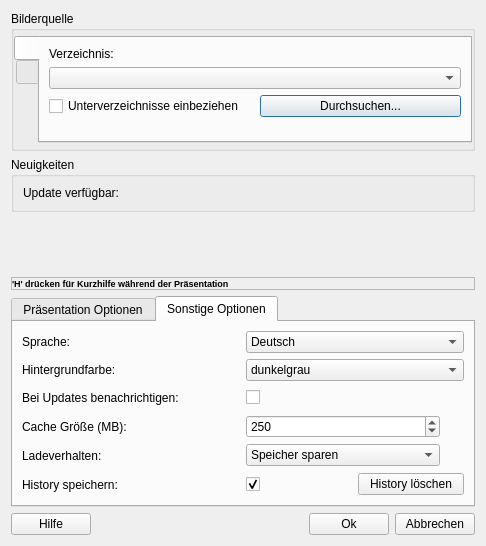
Above: settingsdialog.ui from hel800/picture-show2 before the change. Below: the same form after it.
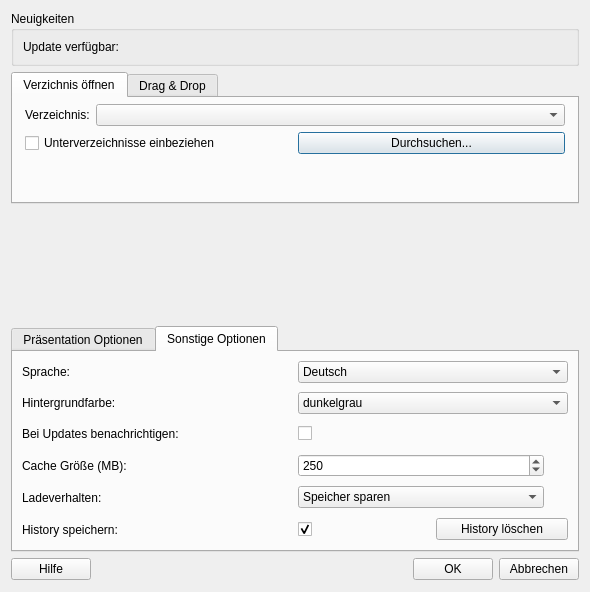
That is the form after the change. The open tabs and pages were chosen to show the change. Icons and pictures are not drawn.

```diff
--- a/settingsdialog.ui
+++ b/settingsdialog.ui
@@ -6,8 +6,8 @@
    <rect>
     <x>0</x>
     <y>0</y>
-    <width>486</width>
-    <height>546</height>
+    <width>590</width>
+    <height>592</height>
    </rect>
   </property>
   <property name="sizePolicy">
@@ -18,7 +18,7 @@
   </property>
   <property name="minimumSize">
    <size>
-    <width>400</width>
+    <width>0</width>
     <height>0</height>
    </size>
   </property>
@@ -29,36 +29,28 @@
    <double>1.000000000000000</double>
   </property>
   <layout class="QVBoxLayout" name="verticalLayout_3">
-   <item>
-    <widget class="QGroupBox" name="groupBox">
-     <property name="maximumSize">
-      <size>
-       <width>16777215</width>
-       <height>140</height>
-      </size>
-     </property>
+   <property name="bottomMargin">
+    <number>12</number>
+   </property>
+   <item>
+    <widget class="QGroupBox" name="groupBox_news">
      <property name="title">
-      <string>Bilderquelle</string>
+      <string>Neuigkeiten</string>
      </property>
-     <property name="flat">
+     <layout class="QVBoxLayout" name="verticalLayout_2">
+      <item>
+       <widget class="QLabel" name="label_updateText">
+        <property name="text">
+         <string>Update verfügbar:  </string>
+        </property>
+        <property name="openExternalLinks">
       <bool>true</bool>
      </property>
-     <layout class="QHBoxLayout" name="horizontalLayout_8">
-      <property name="spacing">
-       <number>6</number>
-      </property>
-      <property name="leftMargin">
-       <number>0</number>
-      </property>
-      <property name="topMargin">
-       <number>5</number>
-      </property>
-      <property name="rightMargin">
-       <number>0</number>
-      </property>
-      <property name="bottomMargin">
-       <number>5</number>
-      </property>
+       </widget>
+      </item>
+     </layout>
+    </widget>
+   </item>
       <item>
        <widget class="QTabWidget" name="tabWidget_open">
         <property name="sizePolicy">
@@ -67,8 +59,14 @@
           <verstretch>0</verstretch>
          </sizepolicy>
         </property>
+     <property name="minimumSize">
+      <size>
+       <width>0</width>
+       <height>0</height>
+      </size>
+     </property>
         <property name="tabPosition">
-         <enum>QTabWidget::West</enum>
+      <enum>QTabWidget::North</enum>
         </property>
         <property name="tabShape">
          <enum>QTabWidget::Rounded</enum>
@@ -88,12 +86,54 @@
            <normaloff>:/img/folder-16.png</normaloff>:/img/folder-16.png</iconset>
          </attribute>
          <attribute name="title">
-          <string/>
+       <string>Verzichnis öffnen</string>
          </attribute>
          <attribute name="toolTip">
           <string>Öffne Bilder aus Verzeichnis</string>
          </attribute>
-         <layout class="QVBoxLayout" name="verticalLayout_6">
+      <layout class="QVBoxLayout" name="verticalLayout_6" stretch="0,0,0">
+       <property name="spacing">
+        <number>-1</number>
+       </property>
+       <property name="sizeConstraint">
+        <enum>QLayout::SetDefaultConstraint</enum>
+       </property>
+       <property name="leftMargin">
+        <number>12</number>
+       </property>
+       <property name="topMargin">
+        <number>6</number>
+       </property>
+       <property name="rightMargin">
+        <number>12</number>
+       </property>
+       <property name="bottomMargin">
+        <number>6</number>
+       </property>
+       <item>
+        <widget class="QFrame" name="frame_12">
+         <property name="frameShape">
+          <enum>QFrame::NoFrame</enum>
+         </property>
+         <property name="frameShadow">
+          <enum>QFrame::Raised</enum>
+         </property>
+         <layout class="QHBoxLayout" name="horizontalLayout_8">
+          <property name="spacing">
+           <number>6</number>
+          </property>
+          <property name="leftMargin">
+           <number>0</number>
+          </property>
+          <property name="topMargin">
+           <number>0</number>
+          </property>
+          <property name="rightMargin">
+           <number>0</number>
+          </property>
+          <property name="bottomMargin">
+           <number>0</number>
+          </property>
           <item>
            <widget class="QLabel" name="label_14">
             <property name="text">
@@ -111,6 +151,9 @@
             </property>
            </widget>
           </item>
+         </layout>
+        </widget>
+       </item>
           <item>
            <widget class="QFrame" name="frame_9">
             <property name="frameShape">
@@ -170,7 +213,7 @@
            <normaloff>:/img/Drop-16.png</normaloff>:/img/Drop-16.png</iconset>
          </attribute>
          <attribute name="title">
-          <string/>
+       <string>Drag &amp;&amp; Drop</string>
          </attribute>
          <attribute name="toolTip">
           <string>Öffne Bilder per Drag and Drop</string>
@@ -390,28 +433,6 @@
         </widget>
        </widget>
       </item>
-     </layout>
-    </widget>
-   </item>
-   <item>
-    <widget class="QGroupBox" name="groupBox_news">
-     <property name="title">
-      <string>Neuigkeiten</string>
-     </property>
-     <layout class="QVBoxLayout" name="verticalLayout_2">
-      <item>
-       <widget class="QLabel" name="label_updateText">
-        <property name="text">
-         <string>Update verfügbar:  </string>
-        </property>
-        <property name="openExternalLinks">
-         <bool>true</bool>
-        </property>
-       </widget>
-      </item>
-     </layout>
-    </widget>
-   </item>
    <item>
     <spacer name="verticalSpacer">
      <property name="orientation">
@@ -428,37 +449,6 @@
      </property>
     </spacer>
    </item>
-   <item>
-    <widget class="QFrame" name="frame_6">
-     <property name="frameShape">
-      <enum>QFrame::StyledPanel</enum>
-     </property>
-     <property name="frameShadow">
-      <enum>QFrame::Raised</enum>
-     </property>
-     <layout class="QHBoxLayout" name="horizontalLayout_6">
-      <property name="leftMargin">
-       <number>0</number>
-      </property>
-      <property name="topMargin">
-       <number>0</number>
-      </property>
-      <property name="rightMargin">
-       <number>0</number>
-      </property>
-      <property name="bottomMargin">
-       <number>0</number>
-      </property>
-      <item>
-       <widget class="QLabel" name="label_5">
-        <property name="text">
-         <string>&lt;html&gt;&lt;head/&gt;&lt;body&gt;&lt;p&gt;&lt;span style=&quot; font-size:7pt; font-weight:600;&quot;&gt;'H' drücken für Kurzhilfe während der Präsentation&lt;/span&gt;&lt;/p&gt;&lt;/body&gt;&lt;/html&gt;</string>
-        </property>
-       </widget>
-      </item>
-     </layout>
-    </widget>
-   </item>
    <item>
     <widget class="QTabWidget" name="tabWidget">
      <property name="sizePolicy">
@@ -720,6 +710,9 @@
        <property name="sizeConstraint">
         <enum>QLayout::SetMinimumSize</enum>
        </property>
+       <property name="verticalSpacing">
+        <number>9</number>
+       </property>
        <item row="5" column="1">
         <widget class="QFrame" name="frame_2">
          <property name="frameShape">
@@ -1037,6 +1030,12 @@
       <enum>QFrame::Raised</enum>
      </property>
      <layout class="QHBoxLayout" name="horizontalLayout_7">
+      <property name="spacing">
+       <number>0</number>
+      </property>
+      <property name="sizeConstraint">
+       <enum>QLayout::SetDefaultConstraint</enum>
+      </property>
       <property name="leftMargin">
        <number>0</number>
       </property>
@@ -1097,7 +1096,7 @@
          <item>
           <widget class="QPushButton" name="pushButton_load">
            <property name="text">
-            <string>Ok</string>
+            <string>OK</string>
            </property>
           </widget>
          </item>
```
Left out of the diff: 2 changed lines with no effect on the pictures. Lines whose indentation alone changed are shown as unchanged.
